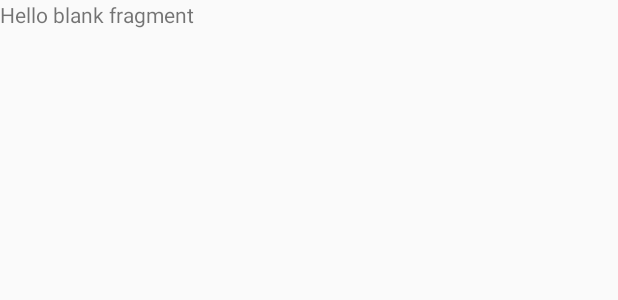
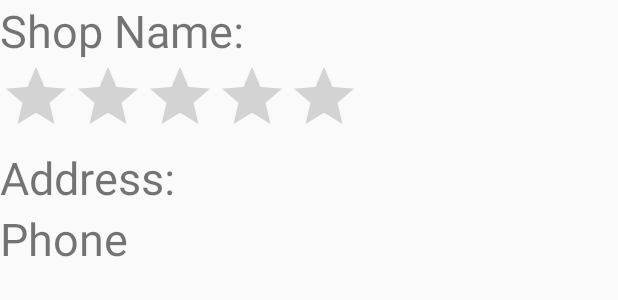
Before and after one commit to storytellerr/EVHACK, an Android app: the layout fragment_bottom_sheet.xml on its own in the app's theme, with its tools: preview values and no code run, on a phone screen of 412 x 824 dp. Shown: the top 300 px of the screen. Run offline under Robolectric (Android 15) with nearby library versions, the phone set to English and light mode, and no system bars.

Commit message:
Bottom Sheet Commit

```diff
--- a/app/src/main/AndroidManifest.xml
+++ b/app/src/main/AndroidManifest.xml
@@ -36,6 +36,7 @@
         </activity>
 
         <activity android:name=".RegisterUserActivity"></activity>
+
     </application>
 
 </manifest>
--- a/app/src/main/res/layout/fragment_bottom_sheet.xml
+++ b/app/src/main/res/layout/fragment_bottom_sheet.xml
@@ -1,24 +1,53 @@
-<FrameLayout xmlns:android="http://schemas.android.com/apk/res/android"
+<LinearLayout xmlns:android="http://schemas.android.com/apk/res/android"
     xmlns:tools="http://schemas.android.com/tools"
     android:layout_width="match_parent"
     android:layout_height="match_parent"
-    tools:context="com.example.storytellerr.evhack.BottomSheetFragment">
+    tools:context="com.example.storytellerr.evhack.BottomSheetFragment"
+    android:orientation="vertical">
 
     <!-- TODO: Update blank fragment layout -->
-    <TextView
-        android:id="@+id/name"
-        android:layout_width="match_parent"
-        android:layout_height="match_parent"
-        android:text="@string/hello_blank_fragment" />
+
+
+        <TextView
+            android:id="@+id/shop_name"
+            android:layout_width="match_parent"
+            android:layout_height="wrap_content"
+            android:text="Shop Name:"
+            android:textSize="30dp"
+ />
+
+    <RatingBar
+        android:id="@+id/ratings"
+        android:layout_width="wrap_content"
+        android:layout_height="wrap_content"
+        android:progressTint="@color/colorPrimary"
+        android:numStars="5"/>
+         <TextView
+        android:id="@+id/address"
+        android:layout_width="wrap_content"
+        android:layout_height="wrap_content"
+        android:text="Address:"
+        android:textSize="30sp"
+
+
+        />
+          <TextView
+        android:id="@+id/phone"
+        android:layout_width="wrap_content"
+        android:layout_height="wrap_content"
+        android:text="Phone"
+        android:textSize="30sp"
+
+        />
     <ScrollView
         android:layout_width="wrap_content"
         android:layout_height="wrap_content">
+
         <ListView
-            android:id="@+id/listview"
             android:layout_width="wrap_content"
             android:layout_height="wrap_content">
 
+
         </ListView>
     </ScrollView>
-
-</FrameLayout>
+</LinearLayout>
--- a/app/src/main/res/values/styles.xml
+++ b/app/src/main/res/values/styles.xml
@@ -6,6 +6,7 @@
         <item name="colorPrimary">@color/colorPrimary</item>
         <item name="colorPrimaryDark">@color/colorPrimaryDark</item>
         <item name="colorAccent">@color/colorAccent</item>
+
     </style>
 
 </resources>
--- a/build.gradle
+++ b/build.gradle
@@ -7,7 +7,7 @@ buildscript {
         jcenter()
     }
     dependencies {
-        classpath 'com.android.tools.build:gradle:3.0.0'
+        classpath 'com.android.tools.build:gradle:3.0.1'
         classpath 'com.google.gms:google-services:3.2.0'
 
 
```
Also changed, not shown: app/src/main/java/com/example/storytellerr/evhack/BottomSheetFragment.java (+19 -7 lines), app/src/main/java/com/example/storytellerr/evhack/MapLayout.java (+21 -0 lines), gradle/wrapper/gradle-wrapper.properties.
